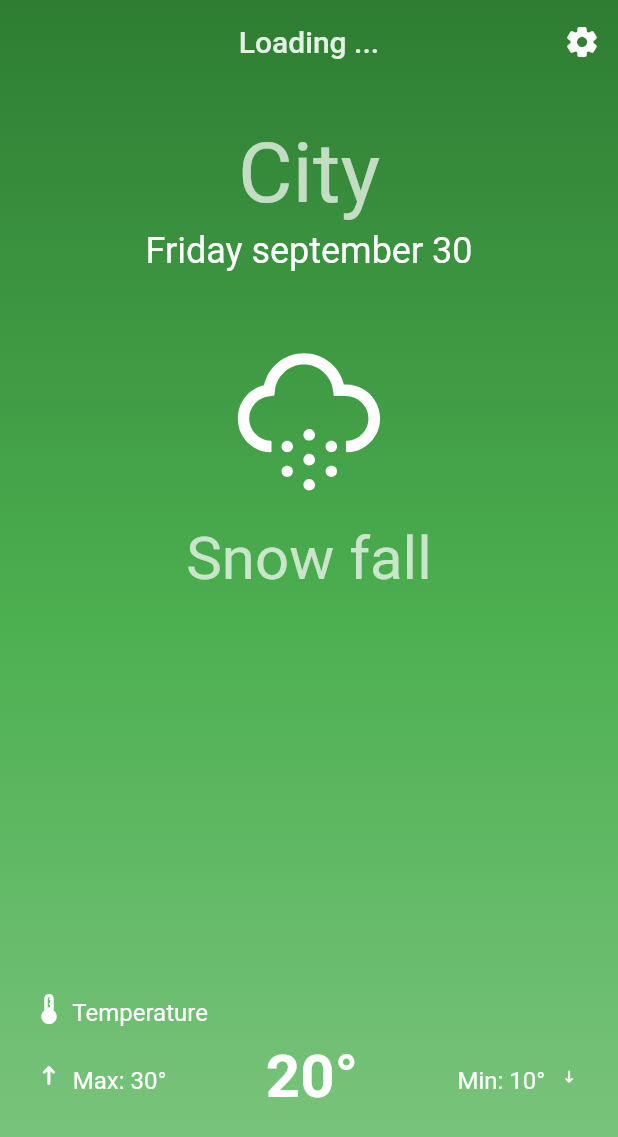
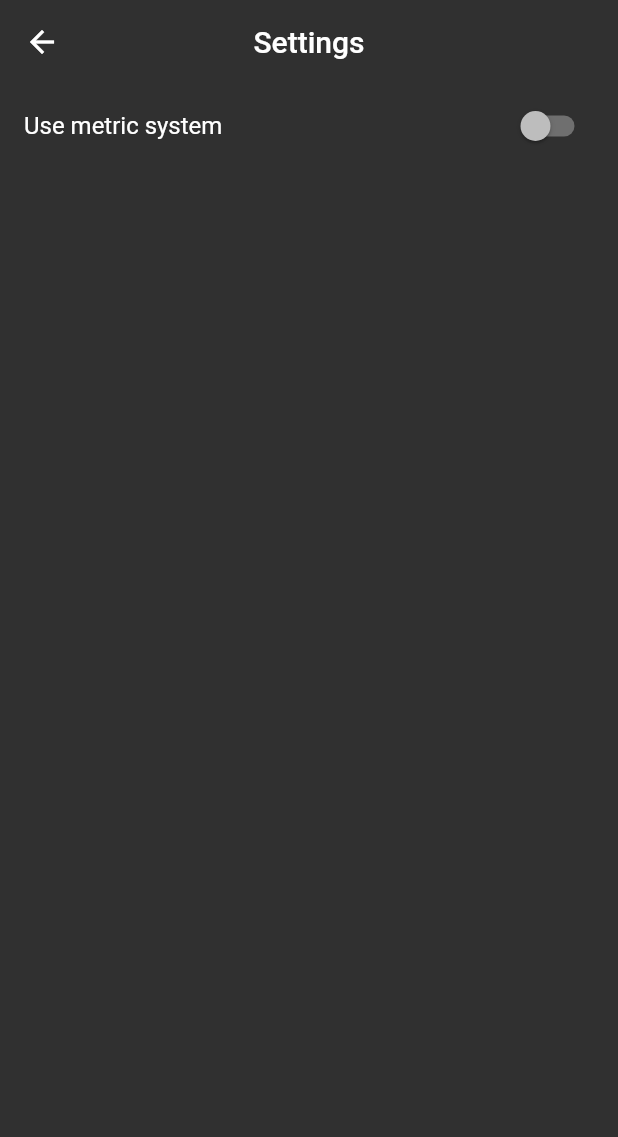
Before and after one commit to dnieln7/bloc-weather-app, a Flutter app: the screen it shows after launch, after a tap on the "settings" icon, on a phone screen of 412 x 824 dp. Shown: the top 1137 px of the screen. Run offline on Flutter 3.47's test engine with Material 2 defaults, Android fonts, the phone set to English and light mode, and no system bars; our stand-ins replace recase, weather_icons.

Commit message:
Added settings_screen, changed page transitions theme

```diff
--- a/lib/main.dart
+++ b/lib/main.dart
@@ -16,15 +16,26 @@ class WeatherApp extends StatelessWidget {
   Widget build(BuildContext context) {
     return MaterialApp(
       title: 'Weather app',
+      theme: ThemeData.dark().copyWith(
+        pageTransitionsTheme: const PageTransitionsTheme(
+          builders: {
+            TargetPlatform.android: OpenUpwardsPageTransitionsBuilder(),
+            TargetPlatform.iOS: OpenUpwardsPageTransitionsBuilder(),
+            TargetPlatform.windows: OpenUpwardsPageTransitionsBuilder(),
+            TargetPlatform.macOS: OpenUpwardsPageTransitionsBuilder(),
+            TargetPlatform.linux: OpenUpwardsPageTransitionsBuilder(),
+            TargetPlatform.fuchsia: OpenUpwardsPageTransitionsBuilder(),
+          },
+        ),
+      ),
+      initialRoute: homeScreenRoute,
+      onGenerateRoute: _router.onGenerateRoute,
+      supportedLocales: const [Locale('en'), Locale('es')],
       localizationsDelegates: const [
         GlobalMaterialLocalizations.delegate,
         GlobalWidgetsLocalizations.delegate,
         GlobalCupertinoLocalizations.delegate,
       ],
-      supportedLocales: const [Locale('en'), Locale('es')],
-      theme: ThemeData.dark(),
-      initialRoute: homeScreenRoute,
-      onGenerateRoute: _router.onGenerateRoute,
     );
   }
 }
--- a/lib/ui/app_router.dart
+++ b/lib/ui/app_router.dart
@@ -8,6 +8,10 @@ class AppRouter {
         return MaterialPageRoute(
           builder: (context) => HomeScreen(),
         );
+      case settingsScreenRoute:
+        return MaterialPageRoute(
+          builder: (context) => SettingsScreen(),
+        );
       default:
         return null;
     }
--- a/lib/ui/screens/home_screen.dart
+++ b/lib/ui/screens/home_screen.dart
@@ -1,10 +1,11 @@
 import 'package:flutter/material.dart';
 import 'package:weather_app/domain/enum/enums.dart';
+import 'package:weather_app/ui/screens/screens.dart';
 import 'package:weather_app/ui/widgets/animated/animated.dart';
 import 'package:weather_app/ui/widgets/style/text_styles.dart';
 import 'package:weather_app/ui/widgets/weather/weather.dart';
 
-const String homeScreenRoute = "/";
+const String homeScreenRoute = '/';
 
 class HomeScreen extends StatelessWidget {
   HomeScreen({Key? key}) : super(key: key);
@@ -31,7 +32,7 @@ class HomeScreen extends StatelessWidget {
             : Container(),
         actions: [
           IconButton(
-            onPressed: () {},
+            onPressed: () => Navigator.of(context).pushNamed(settingsScreenRoute),
             icon: const Icon(Icons.settings_rounded),
           )
         ],
--- a/lib/ui/screens/screens.dart
+++ b/lib/ui/screens/screens.dart
@@ -1,3 +1,2 @@
-library screens;
-
 export 'home_screen.dart';
+export 'settings_screen.dart';
--- /dev/null
+++ b/lib/ui/screens/settings_screen.dart
@@ -0,0 +1,29 @@
+import 'package:flutter/material.dart';
+
+const String settingsScreenRoute = '/settings';
+
+class SettingsScreen extends StatelessWidget {
+  const SettingsScreen({Key? key}) : super(key: key);
+
+  @override
+  Widget build(BuildContext context) {
+    return Scaffold(
+      appBar: AppBar(
+        centerTitle: true,
+        backgroundColor: Colors.transparent,
+        elevation: 0,
+        title: const Text('Settings'),
+      ),
+      body: Column(
+        children: [
+          SwitchListTile(
+            activeColor: Colors.white,
+            value: false,
+            onChanged: (value) {},
+            title: const Text('Use metric system'),
+          )
+        ],
+      ),
+    );
+  }
+}
```
